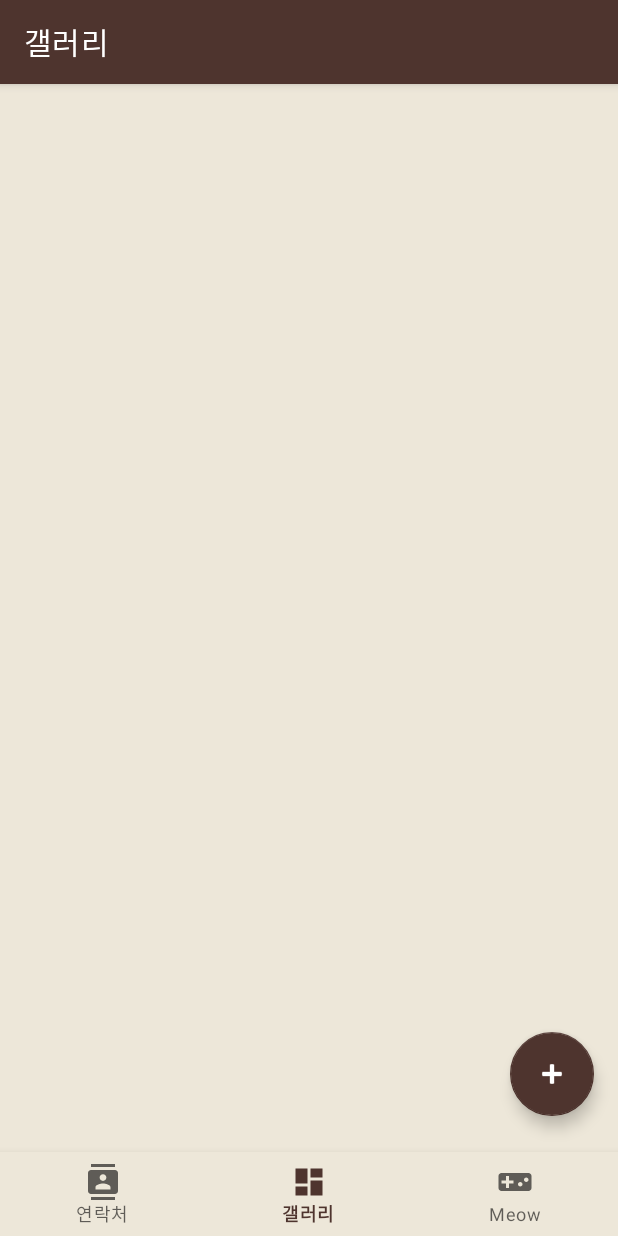
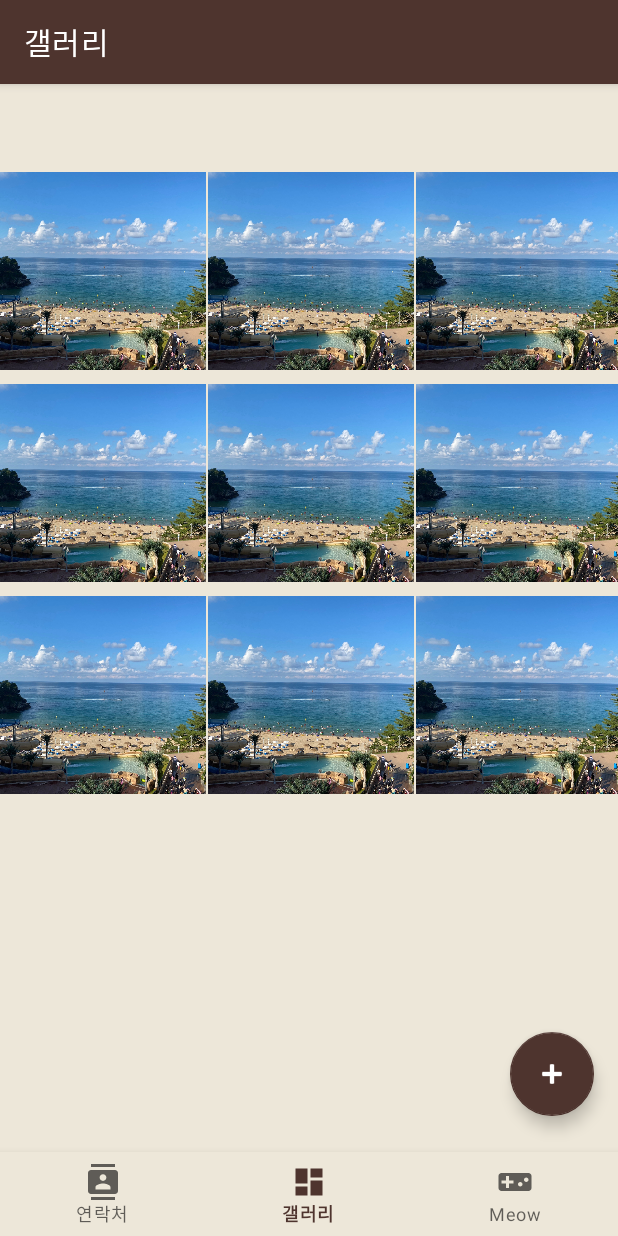
Before and after one commit to choseongje/MadCampWeek1, an Android app: the screen it shows after launch (MainActivity), item 2 of the bottom bar chosen, on a phone screen of 412 x 824 dp. Run offline under Robolectric (Android 15) with nearby library versions, the phone set to English and light mode, and no system bars; our stand-ins replace navigation-ui.

Commit message:
갤러리 더미데이터 추가

```diff
--- a/test4/app/src/main/java/com/example/test4/ui/dashboard/DashboardFragment.kt
+++ b/test4/app/src/main/java/com/example/test4/ui/dashboard/DashboardFragment.kt
@@ -8,6 +8,7 @@ import android.content.ContextWrapper
 import android.content.Intent
 import android.content.pm.PackageManager
 import android.graphics.Bitmap
+import android.graphics.BitmapFactory
 import android.graphics.ImageDecoder
 import android.net.Uri
 import android.os.Build
@@ -25,6 +26,7 @@ import androidx.activity.result.ActivityResultLauncher
 import androidx.activity.result.contract.ActivityResultContracts
 import androidx.core.content.ContextCompat
 import androidx.fragment.app.Fragment
+import androidx.navigation.fragment.findNavController
 import com.example.test4.R
 import com.google.android.material.floatingactionbutton.FloatingActionButton
 import com.google.android.material.snackbar.Snackbar
@@ -81,7 +83,6 @@ class DashboardFragment : Fragment() {
 
         gridView = view.findViewById(R.id.gridview)
         imageAdapter = ImageAdapter(requireContext(), imageList, { imagePath ->
-            // 이미지 클릭 시 처리할 내용
         }, { imagePath ->
             showDeleteConfirmationDialog(imagePath)
         })
@@ -98,6 +99,13 @@ class DashboardFragment : Fragment() {
             } else {
                 Log.d("DashboardFragment", "Permissions not granted, requesting permissions")
             }
+        }
+
+        // 앱이 처음 실행되는지 확인하고 더미 데이터를 추가
+        val sharedPreferences = requireContext().getSharedPreferences("app_prefs", Context.MODE_PRIVATE)
+        if (sharedPreferences.getBoolean("is_first_run", true)) {
+            addDummyData()
+            sharedPreferences.edit().putBoolean("is_first_run", false).apply()
         }
 
         return view
@@ -144,6 +152,12 @@ class DashboardFragment : Fragment() {
     private fun saveToInternalStorage(bitmapImage: Bitmap): String {
         val cw = ContextWrapper(context)
         val directory = cw.getDir("imageDir", Context.MODE_PRIVATE)
+
+        // 디렉토리 생성 확인
+        if (!directory.exists()) {
+            directory.mkdirs()
+        }
+
         val path = File(directory, "${System.currentTimeMillis()}.jpg")
 
         var fos: OutputStream? = null
@@ -176,10 +190,32 @@ class DashboardFragment : Fragment() {
         }
     }
 
+    private fun addDummyData() {
+        val dummyImages = listOf(
+            R.drawable.image1,
+            R.drawable.image2,
+            R.drawable.image3,
+            R.drawable.image4,
+            R.drawable.image5,
+            R.drawable.image6,
+            R.drawable.image7,
+            R.drawable.image8,
+            R.drawable.image9,
+        )
+
+        for (imageResId in dummyImages) {
+            val bitmap = BitmapFactory.decodeResource(resources, imageResId)
+            val path = saveToInternalStorage(bitmap)
+            imageList.add(path)
+        }
+        imageAdapter.notifyDataSetChanged()
+        saveImageList()
+    }
+
     private fun showDeleteConfirmationDialog(imagePath: String) {
         AlertDialog.Builder(requireContext())
             .setTitle("이미지 삭제")
-            .setMessage("이 이미지를 삭제하겠습니까?")
+            .setMessage("해당 이미지를 갤러리에서 삭제하시겠습니까?")
             .setPositiveButton("예") { dialog, _ ->
                 deleteImage(imagePath)
                 dialog.dismiss()
--- a/test4/app/src/main/java/com/example/test4/ui/home/HomeFragment.kt
+++ b/test4/app/src/main/java/com/example/test4/ui/home/HomeFragment.kt
@@ -159,7 +159,7 @@ class HomeFragment : Fragment(), ContactAdapter.OnContactDeletedListener {
     private fun showDeleteContactDialog(position: Int, contact: Contact) {
         AlertDialog.Builder(requireContext())
             .setTitle("연락처 삭제")
-            .setMessage("정말로 ${contact.name} 연락처를 삭제하시겠습니까?")
+            .setMessage("해당 연락처를 삭제하시겠습니까?")
             .setPositiveButton("예") { dialog, which ->
                 adapter.deleteContact(position)
             }
```
Also changed, not shown: test4/app/src/main/res/drawable/image1.png (added), test4/app/src/main/res/drawable/image2.png (added), test4/app/src/main/res/drawable/image3.jpeg (added), test4/app/src/main/res/drawable/image4.png (added), test4/app/src/main/res/drawable/image5.png (added), test4/app/src/main/res/drawable/image6.jpeg (added), test4/app/src/main/res/drawable/image7.jpeg (added), test4/app/src/main/res/drawable/image8.jpeg (added), test4/app/src/main/res/drawable/image9.jpeg (added).
